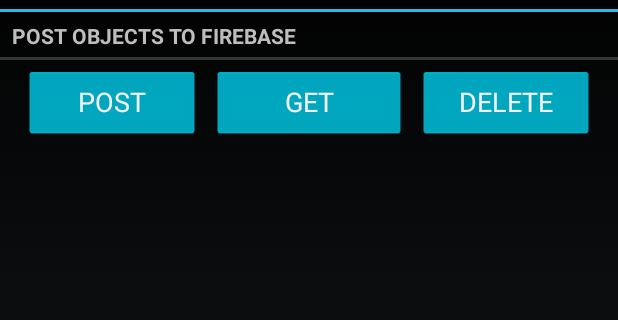
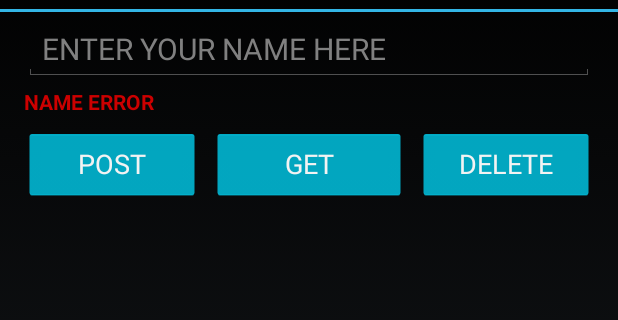
Before and after one commit to dgghun/Regis_ProjectFirebase, an Android app: the screen it shows after launch (MainActivity), on a phone screen of 412 x 824 dp, the part 60-380 px from its top. Run offline under Robolectric (Android 15) with nearby library versions, the phone set to English and light mode, and no system bars; our stand-ins replace Firebase (no records; nobody signed in at launch, a user with empty details on screens opened directly); 7 statements that could not run were skipped.

Commit message:
Started on EditText error message

```diff
--- a/Project_Firebase/app/src/main/AndroidManifest.xml
+++ b/Project_Firebase/app/src/main/AndroidManifest.xml
@@ -9,7 +9,7 @@
     <application
         android:allowBackup="true"
         android:icon="@mipmap/ic_launcher"
-        android:label="@string/app_name"
+        android:label="@string/str_app_name"
         android:roundIcon="@mipmap/ic_launcher_round"
         android:supportsRtl="true"
         android:theme="@style/AppTheme"
--- a/Project_Firebase/app/src/main/java/com/dgarcia/project_firebase/view_logic/MainFragment.java
+++ b/Project_Firebase/app/src/main/java/com/dgarcia/project_firebase/view_logic/MainFragment.java
@@ -1,8 +1,6 @@
 package com.dgarcia.project_firebase.view_logic;
 
 
-import android.annotation.TargetApi;
-import android.app.ActivityOptions;
 import android.app.ProgressDialog;
 import android.content.BroadcastReceiver;
 import android.content.Context;
@@ -11,21 +9,15 @@ import android.content.IntentFilter;
 import android.net.ConnectivityManager;
 import android.net.NetworkInfo;
 import android.os.Bundle;
-import android.os.SystemClock;
-import android.support.annotation.NonNull;
-import android.support.annotation.Nullable;
 import android.support.v4.app.Fragment;
-import android.support.v4.app.FragmentManager;
-import android.support.v4.app.FragmentTransaction;
 import android.support.v7.widget.*;
 import android.support.v7.widget.DividerItemDecoration;
 import android.text.format.DateFormat;
-import android.transition.Explode;
-import android.util.Log;
 import android.view.LayoutInflater;
 import android.view.View;
 import android.view.ViewGroup;
 import android.widget.Button;
+import android.widget.EditText;
 import android.widget.Toast;
 
 import com.dgarcia.project_firebase.R;
@@ -48,6 +40,7 @@ public class MainFragment extends Fragment{
     private Button mGetButton;
     private Button mDeleteButton;
     private TestObject testObject;
+    private EditText mName;
     private View view;
 
     //Firebase API variables
@@ -91,6 +84,7 @@ public class MainFragment extends Fragment{
 
         setUpRecyclerListener();    // Method that sets up the Recycler Listener
         setUpButtons();             // Method that sets up button listeners
+        setUpEditTextListener();    // Listenes for Name input
 
         launchFirebaseService(FirebaseIntentService.PARAM_ACTION_FIREBASE_START); // Start Firebase
 
@@ -180,6 +174,15 @@ public class MainFragment extends Fragment{
     }//END OF hideButtons()
 
 
+    /** setupEditTextListener()
+     *
+     */
+    public void setUpEditTextListener() {
+        mName = (EditText)view.findViewById(R.id.editTxt_enter_your_name);
+
+    }
+
+
     /** setUpButtons()
      * Sets up buttons and listeners
      */
@@ -251,7 +254,7 @@ public class MainFragment extends Fragment{
                                         Intent intent1 = new Intent(getActivity(), RecyclerItemInfoActivity.class);
                                         intent1.putExtra(RecyclerItemInfoFragment.PARAM_IN_TESTOBJECT, t);
                                         startActivity(intent1);
-                                        getActivity().overridePendingTransition(android.R.anim.fade_in, android.R.anim.fade_out); // Fade transition
+                                        getActivity().overridePendingTransition(android.R.anim.slide_in_left, android.R.anim.slide_out_right); // Fade transition
                                         break;
                                     }
 
--- a/Project_Firebase/app/src/main/res/layout/fragment_main.xml
+++ b/Project_Firebase/app/src/main/res/layout/fragment_main.xml
@@ -6,11 +6,30 @@
     android:orientation="vertical"
     android:animateLayoutChanges="true"
     >
-    <TextView
+
+    <EditText android:id="@+id/editTxt_enter_your_name"
         android:layout_width="match_parent"
         android:layout_height="wrap_content"
-        android:text="@string/main_title_label"
-        style="?android:listSeparatorTextViewStyle"
+        android:layout_marginLeft="16dp"
+        android:layout_marginRight="16dp"
+        android:layout_marginBottom="4dp"
+        android:layout_marginTop="4dp"
+        android:textColor="@android:color/holo_orange_light"
+        android:textSize="20sp"
+        android:hint="@string/str_main_edit_text_label"
+        />
+    <TextView android:id="@+id/textView_error_name"
+        android:layout_width="match_parent"
+        android:layout_height="wrap_content"
+        android:layout_marginLeft="16dp"
+        android:layout_marginRight="16dp"
+        android:layout_marginBottom="4dp"
+
+        android:textAlignment="gravity"
+        android:text="@string/str_name_error"
+        android:textColor="@android:color/holo_red_dark"
+        android:textAllCaps="true"
+        android:textStyle="bold"
         />
 
     <LinearLayout
@@ -28,7 +47,7 @@
             android:layout_marginTop="4dp"
             android:layout_marginBottom="4dp"
             android:backgroundTint="@android:color/holo_blue_bright"
-            android:text="@string/post_button"
+            android:text="@string/str_post_button"
             android:layout_weight="1"
             />
         <Button
@@ -41,7 +60,7 @@
             android:layout_marginBottom="4dp"
             android:backgroundTint="@android:color/holo_blue_bright"
             android:layout_toRightOf="@id/button_POST"
-            android:text="@string/get_button"
+            android:text="@string/str_get_button"
             android:layout_weight="1"
             />
         <Button
@@ -53,7 +72,7 @@
             android:layout_marginTop="4dp"
             android:layout_marginBottom="4dp"
             android:backgroundTint="@android:color/holo_blue_bright"
-            android:text="@string/delete_button"
+            android:text="@string/str_delete_button"
             android:layout_weight="1"
             />
     </LinearLayout>
--- a/Project_Firebase/app/src/main/res/values/strings.xml
+++ b/Project_Firebase/app/src/main/res/values/strings.xml
@@ -1,12 +1,13 @@
 <resources>
-    <string name="app_name">DGarcia - Project Firebase</string>
-    <string name="main_title_label">Post objects to Firebase</string>
-    <string name="post_button">POST</string>
-    <string name="get_button">GET</string>
-    <string name="delete_button">DELETE</string>
-    <string name="output_window_label">Ready&#8230;</string>
-    <string name="recycler_info_header">TEST OBJECT INFO</string>
-    <string name="recycler_info_id">ID:</string>
-    <string name="recycler_info_date">DATE:</string>
-    <string name="recycler_info_name">NAME:</string>
+    <string name="str_app_name">DGarcia - Project Firebase</string>
+    <string name="str_main_edit_text_label">ENTER YOUR NAME HERE</string>
+    <string name="str_post_button">POST</string>
+    <string name="str_get_button">GET</string>
+    <string name="str_delete_button">DELETE</string>
+    <string name="str_output_window_label">Ready&#8230;</string>
+    <string name="str_recycler_info_header">TEST OBJECT INFO</string>
+    <string name="str_recycler_info_id">ID:</string>
+    <string name="str_recycler_info_date">DATE:</string>
+    <string name="str_recycler_info_name">NAME:</string>
+    <string name="str_name_error">NAME ERROR</string>
 </resources>
--- a/Project_Firebase/app/src/main/res/values/styles.xml
+++ b/Project_Firebase/app/src/main/res/values/styles.xml
@@ -3,7 +3,6 @@
     <!-- Base application theme. -->
     <style name="AppTheme" parent="android:Theme.Holo">
         <!-- Customize your theme here. -->
-
     </style>
 
     <style name="TextView_itemInfo" parent="android:Theme.Holo">
```
Also changed, not shown: Project_Firebase/app/build.gradle (+4 -4 lines), Project_Firebase/app/src/main/res/layout/fragment_recycler_item_info.xml (+4 -4 lines).
